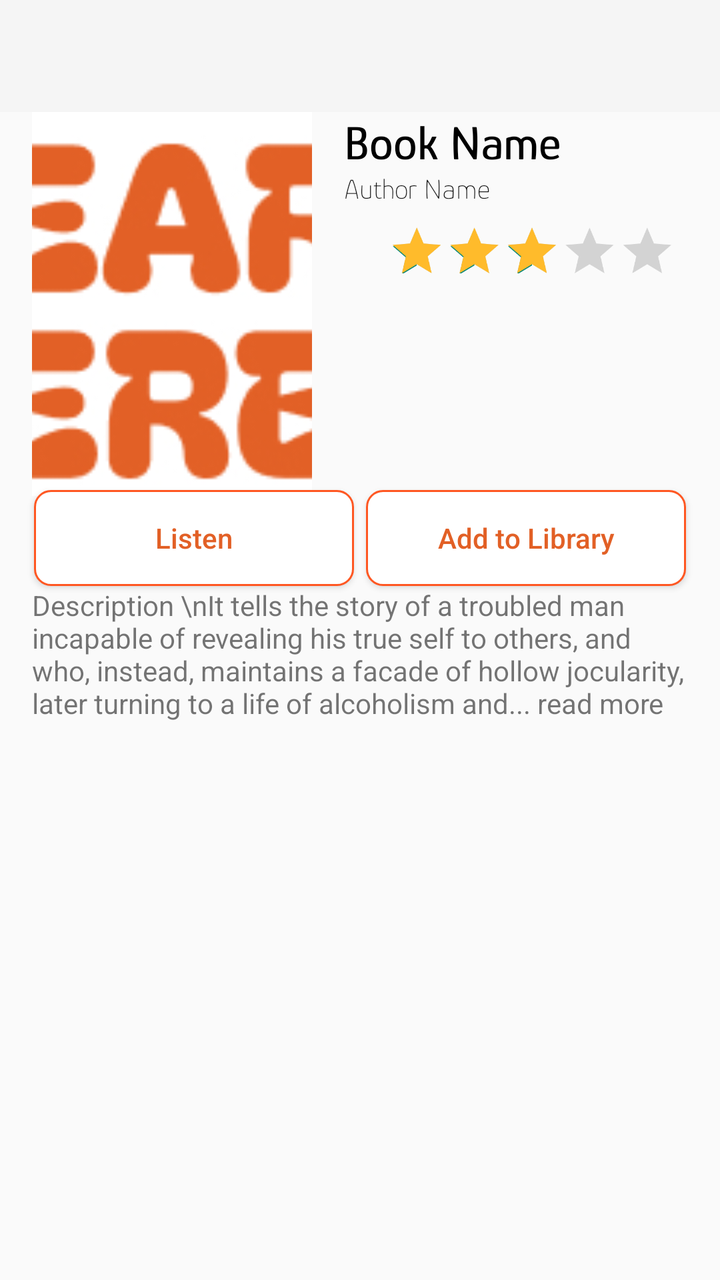
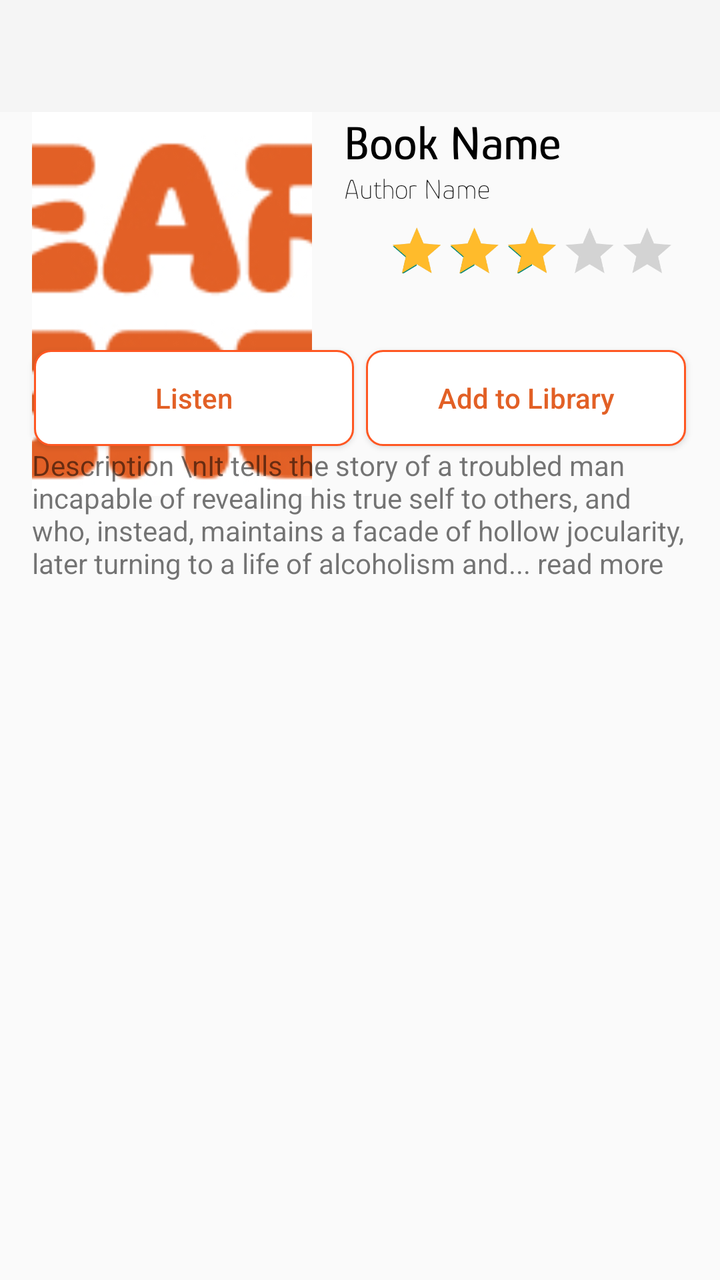

Compare the two renders of this Android layout. The source of the first and the diff that turns it into the second are given below.
<!-- AndroidManifest.xml: application theme Theme.HeareHere -->
<!-- res/layout/fragment_about_book.xml -->
<?xml version="1.0" encoding="utf-8"?>
<layout xmlns:android="http://schemas.android.com/apk/res/android"
    xmlns:app="http://schemas.android.com/apk/res-auto"
    xmlns:tools="http://schemas.android.com/tools">


    <androidx.constraintlayout.widget.ConstraintLayout
        android:layout_width="match_parent"
        android:layout_height="match_parent"
        tools:context=".AboutBook.AboutBook">

        <androidx.appcompat.widget.Toolbar
            android:id="@+id/toolbar"
            android:layout_width="match_parent"
            android:layout_height="wrap_content"
            android:background="?attr/colorPrimary"
            android:minHeight="?attr/actionBarSize"
            android:theme="?attr/actionBarTheme"
            app:layout_constraintEnd_toEndOf="parent"
            app:layout_constraintStart_toStartOf="parent"
            app:layout_constraintTop_toTopOf="parent" />
    <ScrollView
        android:layout_width="0dp"
        android:layout_height="0dp"
        app:layout_constraintTop_toBottomOf="@+id/toolbar"
        app:layout_constraintBottom_toBottomOf="parent"
        app:layout_constraintStart_toStartOf="parent"
        app:layout_constraintEnd_toEndOf="parent"
        android:fillViewport="true">

    
    <androidx.constraintlayout.widget.ConstraintLayout
        android:layout_width="match_parent"
        android:layout_height="wrap_content">


        <ImageView
            android:id="@+id/listen_book"
            android:layout_width="140dp"
            android:layout_height="192dp"
            android:layout_marginStart="16dp"
            android:layout_marginTop="16dp"
            android:paddingLeft="16dp"
            android:contentDescription="Cover"
            android:src="@drawable/splashlogo"
            app:circularflow_radiusInDP="4dp"
            android:scaleType="centerCrop"
            app:layout_constraintStart_toStartOf="parent"
            app:layout_constraintTop_toBottomOf="@+id/toolbar" />

        <TextView
            android:id="@+id/book_name"
            android:layout_width="0dp"
            android:layout_height="wrap_content"
            android:layout_marginStart="16dp"
            android:fontFamily="@font/glorymedium"
            android:lineSpacingExtra="5.4dp"
            android:maxLines="2"
            android:text="Book Name"
            android:textColor="@color/black"
            android:textSize="24sp"
            app:layout_constraintEnd_toEndOf="parent"
            app:layout_constraintHorizontal_bias="0.523"
            app:layout_constraintStart_toEndOf="@+id/listen_book"
            app:layout_constraintTop_toTopOf="@+id/listen_book"
            app:layout_constraintVertical_chainStyle="packed" />

        <TextView
            android:id="@+id/author_name"
            android:layout_width="0dp"
            android:layout_height="wrap_content"
            android:fontFamily="@font/glory_thin"
            android:text="Author Name"
            android:textColor="@color/gray"
            app:layout_constraintEnd_toEndOf="@+id/book_name"
            app:layout_constraintStart_toStartOf="@+id/book_name"
            app:layout_constraintTop_toBottomOf="@+id/book_name" />

        <RatingBar
            android:id="@+id/ratio_bar"
            android:layout_width="wrap_content"
            android:layout_height="42dp"
            android:layout_marginStart="16dp"
            android:layout_marginEnd="16dp"
            android:max="100"
            android:numStars="5"
            android:progress="70"
            android:progressTint="@color/gold"
            android:scaleType="centerCrop"
            android:scaleX="0.6"
            android:scaleY="0.6"
            android:stepSize="1.0"
            app:layout_constraintEnd_toEndOf="parent"
            app:layout_constraintStart_toStartOf="@+id/book_name"
            app:layout_constraintTop_toBottomOf="@+id/author_name" />


        <androidx.recyclerview.widget.RecyclerView
            android:id="@+id/category_recycler_view"
            android:layout_width="200dp"
            android:layout_height="65dp"
            android:layout_marginStart="24dp"
            android:layout_marginEnd="16dp"
            app:layout_constraintBottom_toBottomOf="@+id/listen_book"
            app:layout_constraintEnd_toEndOf="parent"
            android:scaleType="centerCrop"
            app:layout_constraintHorizontal_bias="0.585"
            app:layout_constraintStart_toStartOf="@+id/ratio_bar"
            app:layout_constraintTop_toBottomOf="@+id/ratio_bar" />

        <Button
            android:id="@+id/listen_button"
            android:layout_width="160dp"
            android:layout_height="wrap_content"
            android:layout_marginEnd="5dp"
            android:layout_marginTop="16dp"
            android:layout_marginStart="16dp"
            android:background="@drawable/button_background_book"
            android:text="Listen"
            android:textAllCaps="false"
            android:textColor="@color/button_text_color_changed"
            app:layout_constraintEnd_toStartOf="@+id/add_library_button"
            app:layout_constraintStart_toStartOf="parent"
            app:layout_constraintTop_toBottomOf="@+id/category_recycler_view"
            app:layout_constraintWidth_percent="0.5" />

        <Button
            android:id="@+id/add_library_button"
            android:layout_width="160dp"
            android:layout_height="wrap_content"
            android:layout_marginEnd="16dp"
            android:background="@drawable/button_background_book"
            android:text="Add to Library"
            android:textAllCaps="false"
            android:textColor="@color/button_text_color_changed"
            app:layout_constraintBottom_toBottomOf="@+id/listen_button"
            app:layout_constraintEnd_toEndOf="parent"
            app:layout_constraintStart_toEndOf="@+id/listen_button"
            app:layout_constraintTop_toTopOf="@+id/listen_button"
            app:layout_constraintVertical_bias="0.0"
            app:layout_constraintWidth_percent="0.5" />

        <TextView
            android:id="@+id/description"
            android:layout_width="0dp"
            android:layout_height="wrap_content"
            android:layout_marginStart="16dp"
            android:layout_marginEnd="16dp"
            android:text="Description \nIt tells the story of a troubled man incapable of revealing his true self to others, and who, instead, maintains a facade of hollow jocularity, later turning to a life of alcoholism and... read more"
            android:maxLines="5"
            android:ellipsize="end"
            app:layout_constraintEnd_toEndOf="parent"
            app:layout_constraintStart_toStartOf="parent"
            app:layout_constraintTop_toBottomOf="@+id/listen_button" />

        <androidx.recyclerview.widget.RecyclerView
            android:id="@+id/about_book_rv"
            android:layout_width="match_parent"
            android:layout_height="wrap_content"
            android:layout_marginStart="16dp"
            android:layout_marginEnd="16dp"
            android:layout_marginBottom="16dp"
            android:layout_marginTop="16dp"
            android:orientation="vertical"
            android:paddingBottom="80dp"
            app:layout_constraintBottom_toBottomOf="parent"
            app:layout_constraintEnd_toEndOf="parent"
            app:layout_constraintStart_toStartOf="parent"
            app:layout_constraintTop_toBottomOf="@+id/description"
            app:layout_constraintVertical_bias="0.0" />
    </androidx.constraintlayout.widget.ConstraintLayout>
    </ScrollView>


    </androidx.constraintlayout.widget.ConstraintLayout>
</layout>
<!-- resources referenced by this layout -->
<resources>
  <color name="black">#FF000000</color>
  <color name="gold">#FFBB2B</color>
  <color name="gray">#181818</color>
  <!-- drawable button_background_book (drawable) -->
  <?xml version="1.0" encoding="utf-8"?>
  <selector xmlns:android="http://schemas.android.com/apk/res/android">
      <item android:state_pressed="true">
          <shape>
              <corners android:topLeftRadius="8dp" android:topRightRadius="8dp"
                  android:bottomLeftRadius="8dp" android:bottomRightRadius="8dp" />
              <solid android:color="#FF5722" /> 
              <stroke android:width="1dp" android:color="#FF5722" /> 
          </shape>
      </item>
      <item>
          <shape>
              <corners android:topLeftRadius="8dp" android:topRightRadius="8dp"
                  android:bottomLeftRadius="8dp" android:bottomRightRadius="8dp" />
              <solid android:color="#FFFFFF" /> 
              <stroke android:width="1dp" android:color="#FF5722" /> 
          </shape>
      </item>
  </selector>
  <!-- drawable splashlogo: jpg bitmap (drawable, 46709 bytes) -->
  <style name="Theme.HeareHere" parent="Base.Theme.HeareHere" />
  <style name="Base.Theme.HeareHere" parent="Theme.AppCompat.Light.NoActionBar">
          
          
      </style>
</resources>

<!-- the commit's change to res/layout/fragment_about_book.xml (unified diff, before → after) -->
@@ -40,11 +40,11 @@
             android:layout_height="192dp"
             android:layout_marginStart="16dp"
             android:layout_marginTop="16dp"
+            android:contentDescription="Cover"
             android:paddingLeft="16dp"
-            android:contentDescription="Cover"
+            android:scaleType="centerCrop"
             android:src="@drawable/splashlogo"
             app:circularflow_radiusInDP="4dp"
-            android:scaleType="centerCrop"
             app:layout_constraintStart_toStartOf="parent"
             app:layout_constraintTop_toBottomOf="@+id/toolbar" />
 
@@ -97,24 +97,27 @@
 
         <androidx.recyclerview.widget.RecyclerView
             android:id="@+id/category_recycler_view"
-            android:layout_width="200dp"
-            android:layout_height="65dp"
+            android:layout_width="wrap_content"
+            android:layout_height="wrap_content"
             android:layout_marginStart="24dp"
             android:layout_marginEnd="16dp"
+            android:layout_marginBottom="38dp"
+            android:scaleType="centerCrop"
+            android:nestedScrollingEnabled="false"
+            android:scrollbars="none"
             app:layout_constraintBottom_toBottomOf="@+id/listen_book"
             app:layout_constraintEnd_toEndOf="parent"
-            android:scaleType="centerCrop"
-            app:layout_constraintHorizontal_bias="0.585"
             app:layout_constraintStart_toStartOf="@+id/ratio_bar"
-            app:layout_constraintTop_toBottomOf="@+id/ratio_bar" />
+            app:layout_constraintTop_toBottomOf="@+id/ratio_bar"
+            app:layout_constraintVertical_bias="0.0" />
 
         <Button
             android:id="@+id/listen_button"
             android:layout_width="160dp"
             android:layout_height="wrap_content"
+            android:layout_marginStart="16dp"
+            android:layout_marginTop="30dp"
             android:layout_marginEnd="5dp"
-            android:layout_marginTop="16dp"
-            android:layout_marginStart="16dp"
             android:background="@drawable/button_background_book"
             android:text="Listen"
             android:textAllCaps="false"
